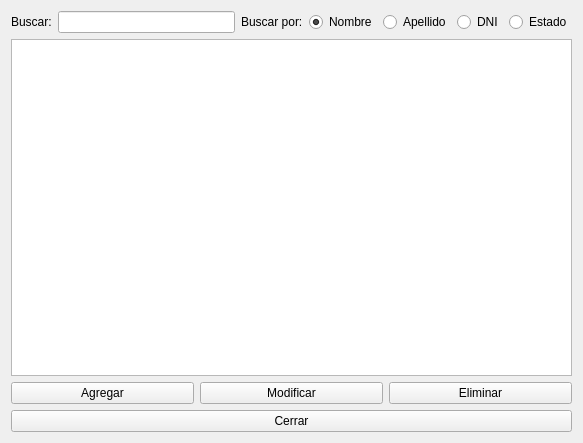
First picture: the form in ventanasocios.ui, repository DanielaGanan/biblioteca, before the edit.
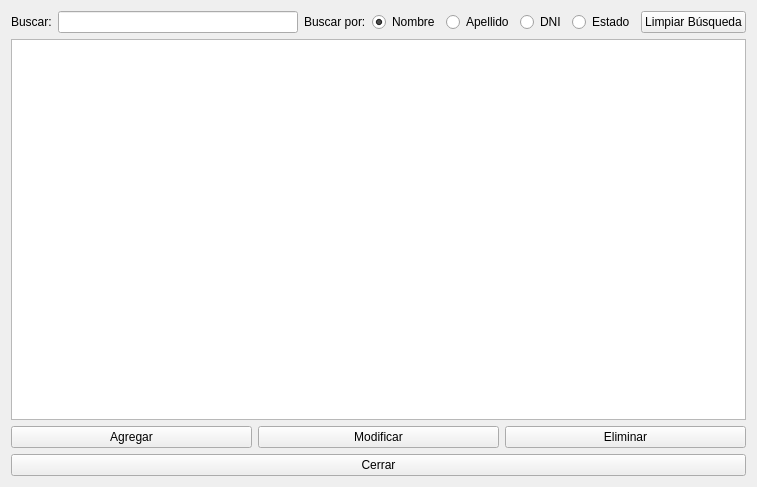
Second picture: the form after the edit.

```diff
--- a/ventanasocios.ui
+++ b/ventanasocios.ui
@@ -6,8 +6,8 @@
    <rect>
     <x>0</x>
     <y>0</y>
-    <width>583</width>
-    <height>443</height>
+    <width>757</width>
+    <height>487</height>
    </rect>
   </property>
   <property name="windowTitle">
@@ -66,6 +66,13 @@
          </property>
         </widget>
        </item>
+       <item>
+        <widget class="QPushButton" name="btnLimpiar">
+         <property name="text">
+          <string>Limpiar Búsqueda</string>
+         </property>
+        </widget>
+       </item>
       </layout>
      </item>
      <item>
```
